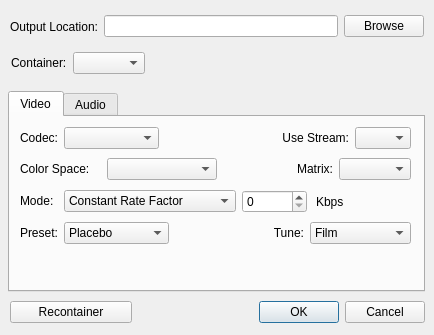
Before: the Qt Designer form Source/configure.ui in l33tmeatwad/AMVtool, drawn with Qt 5.
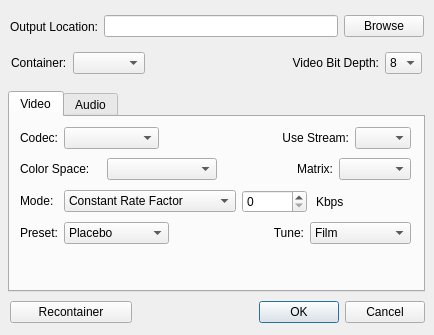
After: the same form once the commit is applied.

Diff of the .ui file:
```diff
--- a/Source/configure.ui
+++ b/Source/configure.ui
@@ -813,41 +813,6 @@
     </item>
    </layout>
   </widget>
-  <widget class="QWidget" name="containerLayoutWidget">
-   <property name="geometry">
-    <rect>
-     <x>11</x>
-     <y>50</y>
-     <width>413</width>
-     <height>26</height>
-    </rect>
-   </property>
-   <layout class="QHBoxLayout" name="containerLayout">
-    <item>
-     <widget class="QLabel" name="labelContainer">
-      <property name="text">
-       <string>Container:</string>
-      </property>
-     </widget>
-    </item>
-    <item>
-     <widget class="QComboBox" name="selectContainer"/>
-    </item>
-    <item>
-     <spacer name="containerSpacer">
-      <property name="orientation">
-       <enum>Qt::Horizontal</enum>
-      </property>
-      <property name="sizeHint" stdset="0">
-       <size>
-        <width>232</width>
-        <height>20</height>
-       </size>
-      </property>
-     </spacer>
-    </item>
-   </layout>
-  </widget>
   <widget class="QWidget" name="outputLayoutWidget">
    <property name="geometry">
     <rect>
@@ -905,6 +870,79 @@
     </item>
    </layout>
   </widget>
+  <widget class="QWidget" name="">
+   <property name="geometry">
+    <rect>
+     <x>11</x>
+     <y>50</y>
+     <width>411</width>
+     <height>26</height>
+    </rect>
+   </property>
+   <layout class="QGridLayout" name="gridLayout">
+    <item row="0" column="0">
+     <widget class="QLabel" name="labelContainer">
+      <property name="text">
+       <string>Container:</string>
+      </property>
+     </widget>
+    </item>
+    <item row="0" column="1">
+     <widget class="QComboBox" name="selectContainer">
+      <property name="sizePolicy">
+       <sizepolicy hsizetype="Fixed" vsizetype="Fixed">
+        <horstretch>0</horstretch>
+        <verstretch>0</verstretch>
+       </sizepolicy>
+      </property>
+      <property name="maximumSize">
+       <size>
+        <width>80</width>
+        <height>16777215</height>
+       </size>
+      </property>
+     </widget>
+    </item>
+    <item row="0" column="2">
+     <spacer name="containerSpacer">
+      <property name="orientation">
+       <enum>Qt::Horizontal</enum>
+      </property>
+      <property name="sizeHint" stdset="0">
+       <size>
+        <width>58</width>
+        <height>17</height>
+       </size>
+      </property>
+     </spacer>
+    </item>
+    <item row="0" column="3">
+     <widget class="QLabel" name="lableBitDepth">
+      <property name="text">
+       <string>Video Bit Depth:</string>
+      </property>
+      <property name="alignment">
+       <set>Qt::AlignRight|Qt::AlignTrailing|Qt::AlignVCenter</set>
+      </property>
+     </widget>
+    </item>
+    <item row="0" column="4">
+     <widget class="QComboBox" name="selectBitDepth">
+      <property name="sizePolicy">
+       <sizepolicy hsizetype="Fixed" vsizetype="Fixed">
+        <horstretch>0</horstretch>
+        <verstretch>0</verstretch>
+       </sizepolicy>
+      </property>
+      <item>
+       <property name="text">
+        <string>8</string>
+       </property>
+      </item>
+     </widget>
+    </item>
+   </layout>
+  </widget>
  </widget>
  <resources/>
  <connections>
```
